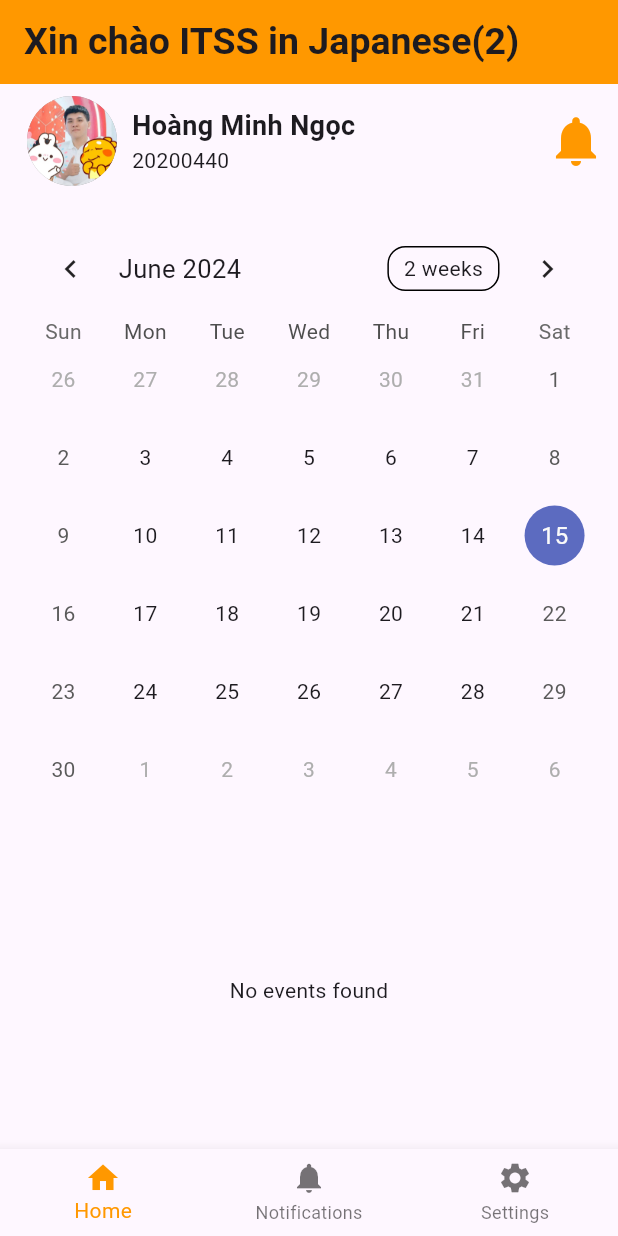
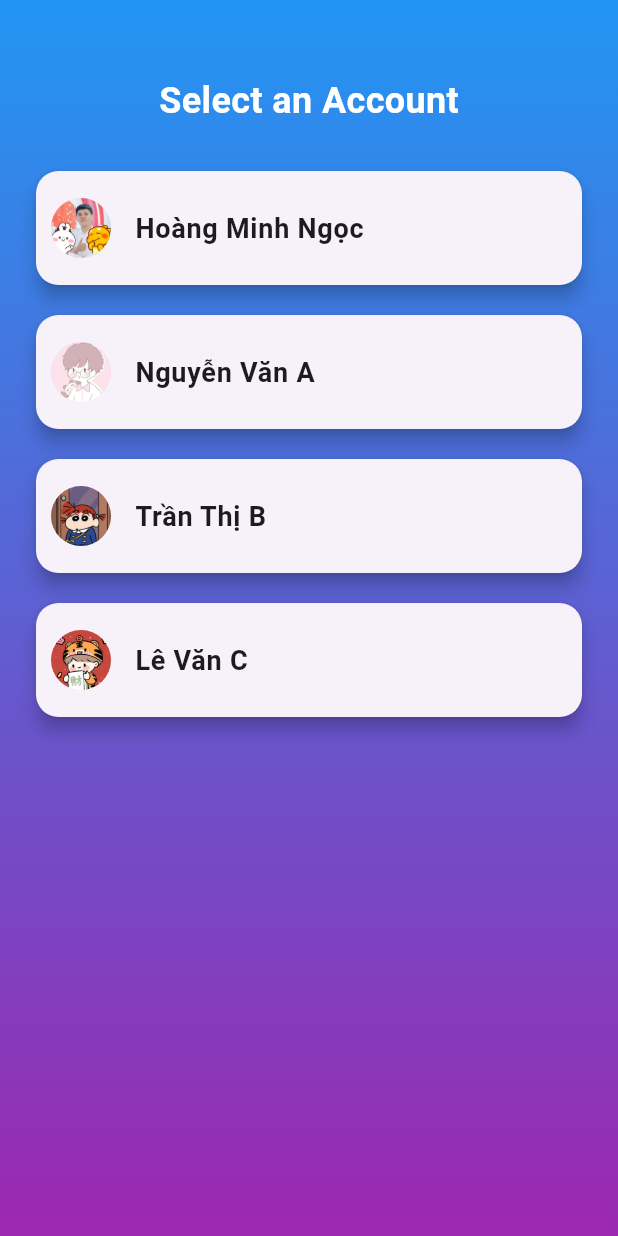
Before and after one commit to Ngoc-HM/Summary_of_HUST_notifications, a Flutter app: the screen it shows after launch, on a phone screen of 412 x 824 dp. Run offline on Flutter 3.47's test engine with Material 3 defaults, Android fonts, the phone set to English and light mode, and no system bars; drawn by our look-alikes of table_calendar; our stand-ins replace csv, firebase_core; accounts and stored records are empty.

Commit message:
setup login

```diff
--- a/noti_app/lib/homepage/homepage.dart
+++ b/noti_app/lib/homepage/homepage.dart
@@ -1,6 +1,7 @@
+import 'package:flutter/material.dart';
 import 'package:csv/csv.dart';
-import 'package:flutter/material.dart';
 import 'package:flutter/services.dart';
+import 'package:intl/intl.dart';
 import 'package:noti_app/bottom_navigator/bottom_navigator.dart';
 import 'package:table_calendar/table_calendar.dart';
 
@@ -123,27 +124,24 @@ class _HomePageState extends State<HomePage>
                   ],
                 ),
                 Spacer(),
-                GestureDetector(
-                  onTap: _toggleNotification,
-                  child: Stack(
-                    children: [
-                      Icon(
-                        Icons.notifications,
-                        size: 40,
-                        color: Colors.orange,
-                      ),
-                      if (!isNotificationOn)
-                        Positioned(
-                          right: 0,
-                          top: 0,
-                          child: Icon(
-                            Icons.do_not_disturb,
-                            color: Colors.red,
-                            size: 20,
-                          ),
-                        ),
-                    ],
-                  ),
+                Row(
+                  children: [
+                    Icon(
+                      isNotificationOn
+                          ? Icons.notifications_active
+                          : Icons.notifications_off,
+                      color: isNotificationOn ? Colors.green : Colors.red,
+                    ),
+                    Switch(
+                      value: isNotificationOn,
+                      onChanged: (value) {
+                        setState(() {
+                          isNotificationOn = value;
+                        });
+                      },
+                      activeColor: Colors.orange,
+                    ),
+                  ],
                 ),
               ],
             ),
--- /dev/null
+++ b/noti_app/lib/login/login.dart
@@ -0,0 +1,144 @@
+import 'package:flutter/material.dart';
+import 'package:noti_app/homepage/homepage.dart';
+
+void main() {
+  runApp(MyApp());
+}
+
+class MyApp extends StatelessWidget {
+  @override
+  Widget build(BuildContext context) {
+    return MaterialApp(
+      title: 'Login Demo',
+      theme: ThemeData(
+        primarySwatch: Colors.blue,
+        brightness: Brightness.dark,
+        visualDensity: VisualDensity.adaptivePlatformDensity,
+      ),
+      home: LoginScreen(),
+    );
+  }
+}
+
+class LoginScreen extends StatelessWidget {
+  final List<Map<String, String>> accounts = [
+    {
+      'name': 'Hoàng Minh Ngọc',
+      'image': 'assets/images/avatar.png',
+      'username': 'user1'
+    },
+    {
+      'name': 'Nguyễn Văn A',
+      'image': 'assets/images/vanA.jpg',
+      'username': 'user2'
+    },
+    {
+      'name': 'Trần Thị B',
+      'image': 'assets/images/thiB.jpg',
+      'username': 'user3'
+    },
+    {
+      'name': 'Lê Văn C',
+      'image': 'assets/images/vanC.jpg',
+      'username': 'user4'
+    },
+  ];
+
+  final String validUsername = 'user1';
+
+  @override
+  Widget build(BuildContext context) {
+    return Scaffold(
+      body: Center(
+        child: Container(
+          padding: EdgeInsets.symmetric(horizontal: 24.0, vertical: 50.0),
+          decoration: BoxDecoration(
+            gradient: LinearGradient(
+              colors: [Colors.blue, Colors.purple],
+              begin: Alignment.topCenter,
+              end: Alignment.bottomCenter,
+            ),
+          ),
+          child: Column(
+            mainAxisAlignment: MainAxisAlignment.center,
+            children: [
+              Text(
+                'Select an Account',
+                style: TextStyle(
+                  fontSize: 24,
+                  fontWeight: FontWeight.bold,
+                  color: Colors.white,
+                ),
+              ),
+              SizedBox(height: 20),
+              Expanded(
+                child: ListView.builder(
+                  itemCount: accounts.length,
+                  itemBuilder: (context, index) {
+                    final account = accounts[index];
+                    return GestureDetector(
+                      onTap: () {
+                        if (account['username'] == validUsername) {
+                          Navigator.push(
+                            context,
+                            MaterialPageRoute(builder: (context) => HomePage()),
+                          );
+                        } else {
+                          showDialog(
+                            context: context,
+                            builder: (context) {
+                              return AlertDialog(
+                                title: Text('Login Failed'),
+                                content: Column(
+                                  mainAxisSize: MainAxisSize.min,
+                                  children: [
+                                    Image.asset(account['image']!),
+                                    SizedBox(height: 10),
+                                    Text(account['name']!),
+                                    Text('Login thất bại.'),
+                                  ],
+                                ),
+                                actions: [
+                                  TextButton(
+                                    onPressed: () {
+                                      Navigator.of(context).pop();
+                                    },
+                                    child: Text('OK'),
+                                  ),
+                                ],
+                              );
+                            },
+                          );
+                        }
+                      },
+                      child: Card(
+                        margin: EdgeInsets.symmetric(vertical: 10),
+                        shape: RoundedRectangleBorder(
+                          borderRadius: BorderRadius.circular(15),
+                        ),
+                        elevation: 5,
+                        child: ListTile(
+                          contentPadding: EdgeInsets.all(10),
+                          leading: CircleAvatar(
+                            backgroundImage: AssetImage(account['image']!),
+                          ),
+                          title: Text(
+                            account['name']!,
+                            style: TextStyle(
+                              fontSize: 18,
+                              fontWeight: FontWeight.bold,
+                            ),
+                          ),
+                        ),
+                      ),
+                    );
+                  },
+                ),
+              ),
+            ],
+          ),
+        ),
+      ),
+    );
+  }
+}
--- a/noti_app/lib/main.dart
+++ b/noti_app/lib/main.dart
@@ -1,6 +1,7 @@
 import 'package:firebase_core/firebase_core.dart';
 import 'package:flutter/material.dart';
 import 'package:noti_app/homepage/homepage.dart';
+import 'package:noti_app/login/login.dart';
 import 'firebase_options.dart';
 
 
@@ -18,7 +19,7 @@
   Widget build(BuildContext context) {
     return MaterialApp(
       debugShowCheckedModeBanner: false,
-      home: HomePage(),
+      home: LoginScreen(),
     );
   }
 }
--- a/noti_app/lib/setting/setting.dart
+++ b/noti_app/lib/setting/setting.dart
@@ -139,6 +139,7 @@ class _SettingPageState extends State<SettingPage> {
             value: value,
             onChanged: onChanged,
           ),
+          SizedBox(width: 10)
         ],
       ),
     );
```
Also changed, not shown: noti_app/assets/images/thiB.jpg (added), noti_app/assets/images/vanA.jpg (added), noti_app/assets/images/vanC.jpg (added).
